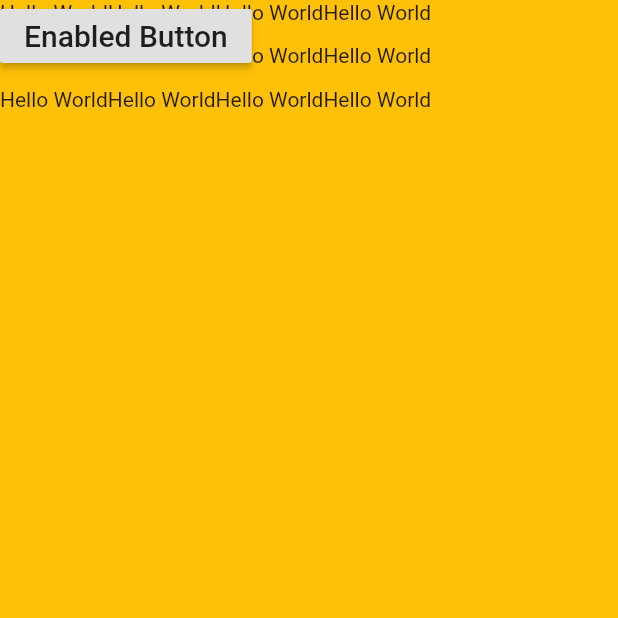
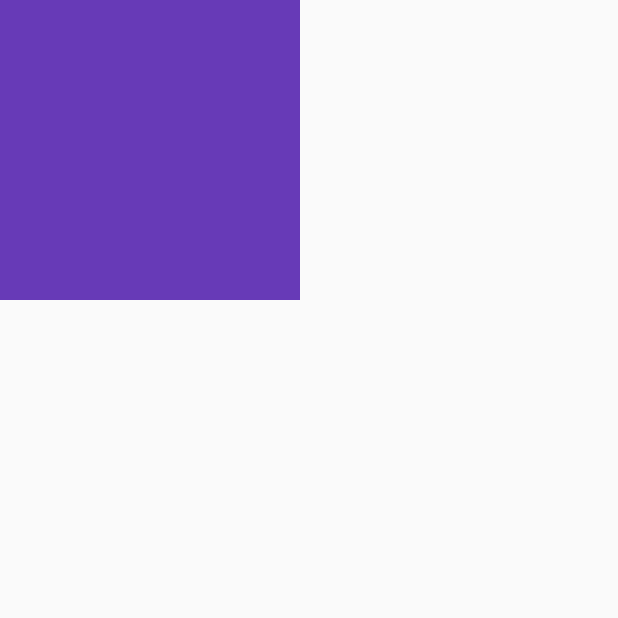
Before and after one commit to exceldeo/FlutterTutorialCrocodic, a Flutter app: the StackScreen screen opened directly, on a phone screen of 412 x 824 dp, the top half of it. Run offline on Flutter 3.47's test engine with Material 2 defaults, Android fonts, the phone set to English and light mode, and no system bars.

Commit message:
tambah index stack

```diff
--- a/my_app/lib/StackScreen.dart
+++ b/my_app/lib/StackScreen.dart
@@ -12,46 +12,40 @@ class _StackScreenState extends State<StackScreen> {
   Widget build(BuildContext context) {
     return Scaffold(
       body: SafeArea(
-        child: Stack(children: [
+          child:
+              // Stack(children: [
+              //   Container(
+              //     color: Colors.green,
+              //   ),
+              //   Container(
+              //     color: Colors.red,
+              //     height: 400.0,
+              //     width: 300.0,
+              //   ),
+              //   Container(
+              //     color: Colors.deepPurple,
+              //     height: 200.0,
+              //     width: 200.0,
+              //   ),
+              // ]),
+              IndexedStack(
+        index: 2,
+        children: [
           Container(
-            color: Colors.amber,
+            color: Colors.green,
           ),
-          Column(
-            // mainAxisAlignment: MainAxisAlignment.start,
-            crossAxisAlignment: CrossAxisAlignment.start,
-            children: [
-              Row(children: [
-                Text("Hello World"),
-                Text("Hello World"),
-                Text("Hello World"),
-                Text("Hello World"),
-              ]),
-              SizedBox(
-                height: 13,
-              ),
-              Row(children: [
-                Text("Hello World"),
-                Text("Hello World"),
-                Text("Hello World"),
-                Text("Hello World"),
-              ]),
-              SizedBox(
-                height: 13,
-              ),
-              Row(children: [
-                Text("Hello World"),
-                Text("Hello World"),
-                Text("Hello World"),
-                Text("Hello World"),
-              ]),
-            ],
+          Container(
+            color: Colors.red,
+            height: 400.0,
+            width: 300.0,
           ),
-          RaisedButton(
-            onPressed: () {},
-            child: Text('Enabled Button', style: TextStyle(fontSize: 20)),
+          Container(
+            color: Colors.deepPurple,
+            height: 200.0,
+            width: 200.0,
           ),
-        ]),
-      ),
+        ],
+      )),
     );
   }
 }
```
